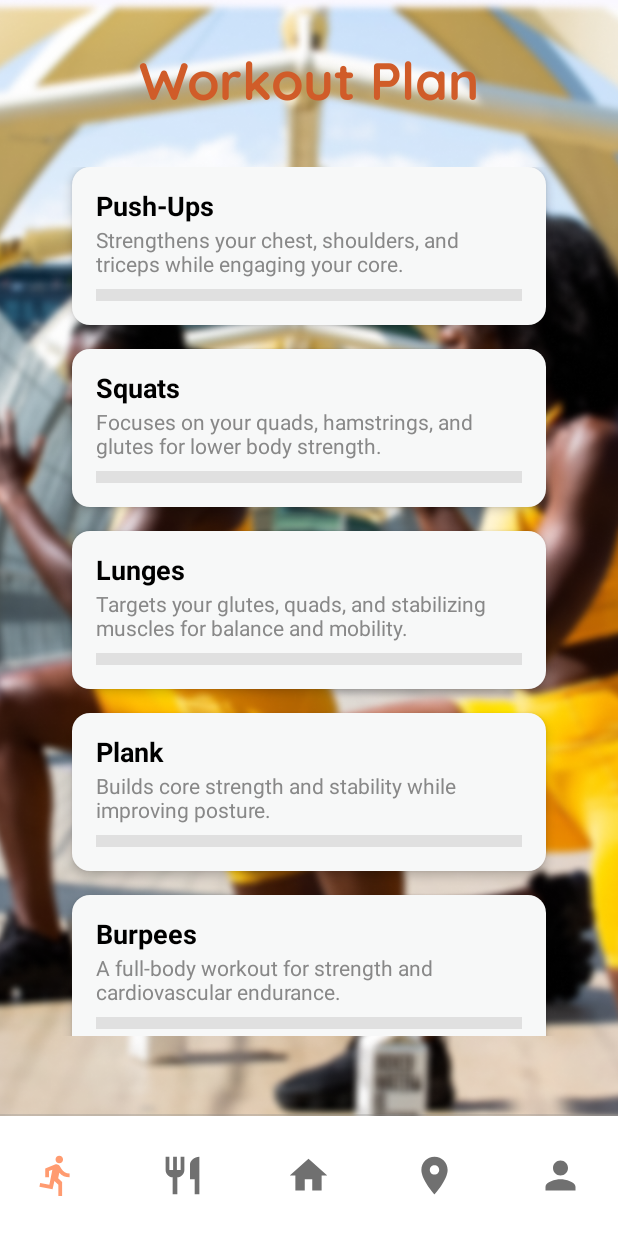
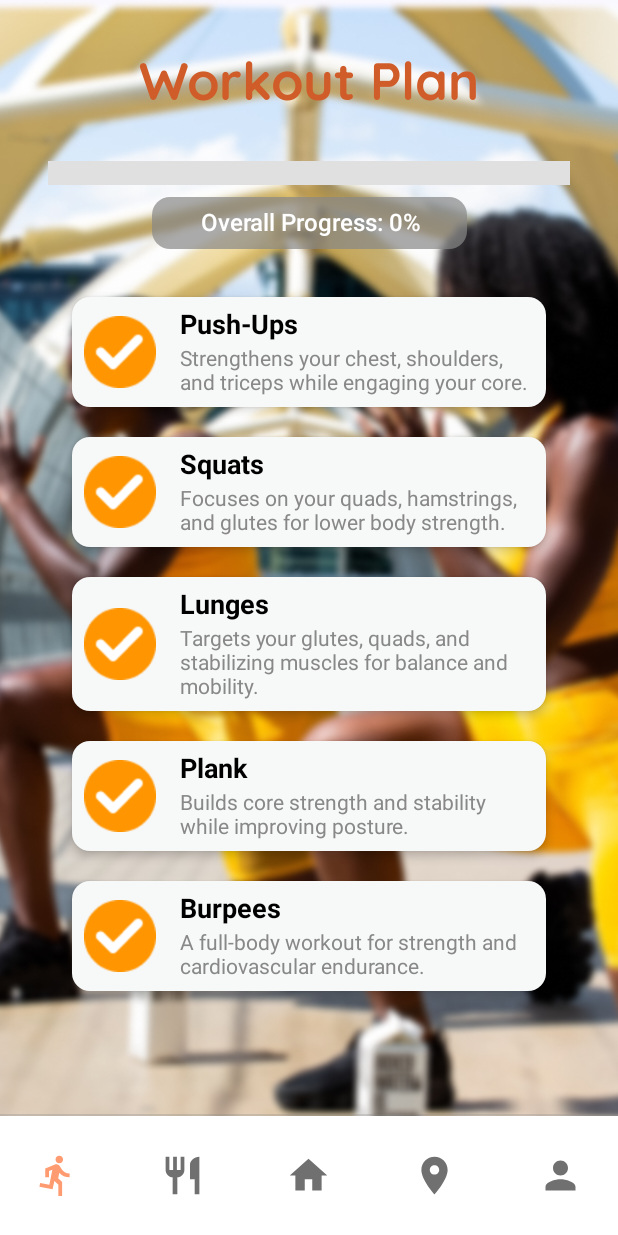
Before and after one commit to fmandaya/CSIS4175_FitLifeBuddy, an Android app built with Jetpack Compose: the WorkoutPlanScreen screen opened through its navigation route, on a phone screen of 412 x 824 dp. Run offline under Robolectric (Android 15) with nearby library versions, the phone set to English and light mode, and no system bars; our stand-ins replace Firebase (no records; nobody signed in at launch, a user with empty details on screens opened directly); 1 statement that could not run was skipped.

Commit message:
updated the workoutplanscreen; still working on overall progress

```diff
--- a/app/build.gradle.kts
+++ b/app/build.gradle.kts
@@ -97,6 +97,8 @@ dependencies {
     implementation("androidx.lifecycle:lifecycle-viewmodel-ktx:2.6.1")
     implementation("androidx.compose.material3:material3:1.2.0-alpha03")
     implementation("androidx.compose.material3:material3:1.2.1")
+    implementation ("androidx.datastore:datastore-preferences:1.0.0")
+
     // Google Maps Compose and Play Services Maps
     implementation("com.google.maps.android:maps-compose:2.11.0")
     implementation("com.google.android.gms:play-services-maps:18.1.0")
--- a/app/src/main/java/com/example/csis4175_f24_fitlifebuddy/MainActivity.kt
+++ b/app/src/main/java/com/example/csis4175_f24_fitlifebuddy/MainActivity.kt
@@ -96,7 +96,8 @@ class MainActivity : ComponentActivity() {
                             HomeScreen(navController = navController)
                         }
                         composable("workout_plan_screen") {
-                            WorkoutPlanScreen(navController = navController)
+                            val userId = auth.currentUser?.uid.orEmpty() // Get the current user's ID
+                            WorkoutPlanScreen(navController = navController, userId = userId)
                         }
                         composable(
                             route = "youtube_player/{videoUrl}/{exerciseName}/{duration}/{description}",
--- a/app/src/main/java/com/example/csis4175_f24_fitlifebuddy/mainScreens/WorkoutPlanScreen.kt
+++ b/app/src/main/java/com/example/csis4175_f24_fitlifebuddy/mainScreens/WorkoutPlanScreen.kt
@@ -1,5 +1,6 @@
 package com.example.csis4175_f24_fitlifebuddy.mainScreens
 
+import android.content.Context
 import android.os.CountDownTimer
 import android.webkit.WebView
 import android.webkit.WebViewClient
@@ -9,33 +10,33 @@ import androidx.compose.foundation.clickable
 import androidx.compose.foundation.layout.*
 import androidx.compose.foundation.lazy.LazyColumn
 import androidx.compose.foundation.lazy.itemsIndexed
+import androidx.compose.foundation.shape.RoundedCornerShape
 import androidx.compose.material3.*
 import androidx.compose.runtime.*
 import androidx.compose.ui.Alignment
 import androidx.compose.ui.Modifier
+import androidx.compose.ui.draw.clip
 import androidx.compose.ui.graphics.Color
-import androidx.compose.ui.graphics.Shader
-import androidx.compose.ui.graphics.graphicsLayer
 import androidx.compose.ui.layout.ContentScale
-import androidx.compose.ui.platform.LocalConfiguration
+import androidx.compose.ui.platform.LocalContext
 import androidx.compose.ui.res.painterResource
 import androidx.compose.ui.text.TextStyle
 import androidx.compose.ui.text.font.Font
 import androidx.compose.ui.text.font.FontFamily
 import androidx.compose.ui.text.font.FontWeight
 import androidx.compose.ui.text.style.TextAlign
-import androidx.compose.ui.tooling.preview.Preview
 import androidx.compose.ui.unit.dp
 import androidx.compose.ui.unit.sp
 import androidx.compose.ui.viewinterop.AndroidView
 import androidx.navigation.NavHostController
-import androidx.navigation.compose.rememberNavController
 import com.example.csis4175_f24_fitlifebuddy.R
 import com.example.csis4175_f24_fitlifebuddy.mainScreens.navigation.BottomNavigationBar
-import com.example.csis4175_f24_fitlifebuddy.ui.theme.FitLifeBuddyTheme
 import java.net.URLDecoder
 import java.net.URLEncoder
 import java.nio.charset.StandardCharsets
+import kotlinx.coroutines.launch
+import com.google.firebase.firestore.FirebaseFirestore
+import kotlinx.coroutines.tasks.await
 
 data class Exercise(
     val name: String,
@@ -44,8 +45,36 @@ data class Exercise(
     val description: String // Description of the exercise
 )
 
+val firestore = FirebaseFirestore.getInstance()
+
+data class ExerciseState(
+    val progress: Float = 0f,
+    val isChecked: Boolean = false
+)
+
+suspend fun saveExerciseState(userId: String, index: Int, state: ExerciseState) {
+    firestore.collection("users")
+        .document(userId)
+        .collection("workoutProgress")
+        .document("exercise_$index")
+        .set(state)
+        .await()
+}
+
+suspend fun loadExerciseState(userId: String, index: Int): ExerciseState {
+    val document = firestore.collection("users")
+        .document(userId)
+        .collection("workoutProgress")
+        .document("exercise_$index")
+        .get()
+        .await()
+
+    return document.toObject(ExerciseState::class.java) ?: ExerciseState()
+}
+
+
 @Composable
-fun WorkoutPlanScreen(navController: NavHostController, modifier: Modifier = Modifier) {
+fun WorkoutPlanScreen(navController: NavHostController, userId: String, modifier: Modifier = Modifier) {
     val exercises = listOf(
         Exercise(
             name = "Push-Ups",
@@ -79,20 +108,34 @@ fun WorkoutPlanScreen(navController: NavHostController, modifier: Modifier = Mod
         )
     )
 
-    // Initialize progress states for each exercise
-    val progressStates = remember { mutableStateListOf(*Array(exercises.size) { 0f }) }
+    val coroutineScope = rememberCoroutineScope()
+    val exerciseStates = remember { mutableStateListOf<ExerciseState>() }
+
+    // Fetch exercise states from Firebase
+    LaunchedEffect(Unit) {
+        exerciseStates.clear()
+        coroutineScope.launch {
+            exercises.indices.forEach { index ->
+                val state = loadExerciseState(userId, index)
+                exerciseStates.add(state)
+            }
+        }
+    }
+
+    // Calculate overall progress
+    val overallProgress = if (exerciseStates.isEmpty()) 0f else {
+        exerciseStates.count { it.isChecked }.toFloat() / exercises.size
+    }
 
     Scaffold(
         containerColor = Color.Transparent,
         bottomBar = { BottomNavigationBar(navController) }
     ) { innerPadding ->
-        Box(
-            modifier = Modifier.fillMaxSize()
-        ) {
+        Box(modifier = Modifier.fillMaxSize()) {
             // Background Image
             Image(
                 painter = painterResource(id = R.drawable.bg_workoutplan),
-                contentDescription = "Background Image",
+                contentDescription = "Workout Plan Background",
                 modifier = Modifier.fillMaxSize(),
                 contentScale = ContentScale.Crop
             )
@@ -103,6 +146,7 @@ fun WorkoutPlanScreen(navController: NavHostController, modifier: Modifier = Mod
                     .padding(innerPadding)
                     .padding(32.dp)
             ) {
+                // Title
                 Text(
                     text = "Workout Plan",
                     style = TextStyle(
@@ -112,24 +156,71 @@ fun WorkoutPlanScreen(navController: NavHostController, modifier: Modifier = Mod
                         color = Color(0xFFD05C29),
                         textAlign = TextAlign.Center
                     ),
+                    modifier = Modifier.fillMaxWidth().padding(bottom = 16.dp)
+                )
+
+                // Overall Progress Bar
+                Column(
+                    modifier = Modifier.fillMaxWidth().padding(vertical = 16.dp),
+                    horizontalAlignment = Alignment.CenterHorizontally
+                ) {
+                    Box(
                         modifier = Modifier
                             .fillMaxWidth()
-                        .padding(bottom = 20.dp)
+                            .height(16.dp)
+                            .background(Color(0xFFE0E0E0))
+                    ) {
+                        Box(
+                            modifier = Modifier
+                                .fillMaxWidth(overallProgress)
+                                .fillMaxHeight()
+                                .background(Color(0xFFFF4E00))
                         )
+                    }
 
+                    Spacer(modifier = Modifier.height(8.dp))
+
+                    Box(
+                        modifier = Modifier
+                            .width(210.dp)
+                            .background(
+                                color = Color.Gray.copy(alpha = 0.7f),
+                                shape = RoundedCornerShape(12.dp)
+                            )
+                            .clip(RoundedCornerShape(12.dp))
+                            .padding(8.dp),
+                        contentAlignment = Alignment.Center
+                    ) {
+                        Text(
+                            text = "Overall Progress: ${(overallProgress * 100).toInt()}%",
+                            style = TextStyle(
+                                fontWeight = FontWeight.Medium,
+                                fontSize = 16.sp,
+                                color = Color.White
+                            ),
+                            textAlign = TextAlign.Center
+                        )
+                    }
+                }
+
+                // Exercise List
                 LazyColumn(
-                    modifier = Modifier
-                        .fillMaxSize()
-                        .padding(16.dp),
-                    verticalArrangement = Arrangement.spacedBy(16.dp)
+                    modifier = Modifier.fillMaxSize().padding(8.dp),
+                    verticalArrangement = Arrangement.spacedBy(4.dp)
                 ) {
                     itemsIndexed(exercises) { index, exercise ->
                         ExerciseItem(
                             exercise = exercise,
-                            progress = progressStates[index],
-                            navController = navController,
-                            onDone = { progressStates[index] = 1f } // Update progress to 100% when done
-                        )
+                            state = exerciseStates.getOrNull(index) ?: ExerciseState(),
+                            index = index,
+                            userId = userId,
+                            navController = navController
+                        ) { newState ->
+                            coroutineScope.launch {
+                                saveExerciseState(userId, index, newState)
+                                exerciseStates[index] = newState
+                            }
+                        }
                     }
                 }
             }
@@ -137,63 +228,79 @@ fun WorkoutPlanScreen(navController: NavHostController, modifier: Modifier = Mod
     }
 }
 
+
 @Composable
 fun ExerciseItem(
     exercise: Exercise,
-    progress: Float,
+    state: ExerciseState,
+    index: Int,
+    userId: String,
     navController: NavHostController,
-    onDone: () -> Unit
+    onExerciseDone: suspend (ExerciseState) -> Unit
 ) {
+    val coroutineScope = rememberCoroutineScope()
+
     Card(
         modifier = Modifier
             .fillMaxWidth()
+            .padding(8.dp),
+        colors = CardDefaults.cardColors(containerColor = Color(0xFFF7F8F8)),
+        shape = RoundedCornerShape(12.dp),
+        elevation = CardDefaults.cardElevation(defaultElevation = 4.dp)
+    ) {
+        Row(
+            verticalAlignment = Alignment.CenterVertically,
+            modifier = Modifier.padding(8.dp)
+        ) {
+            // Check/Uncheck icon based on Firebase state
+            Image(
+                painter = painterResource(if (state.isChecked) R.drawable.check else R.drawable.uncheck),
+                contentDescription = if (state.isChecked) "Checked" else "Unchecked",
+                modifier = Modifier
+                    .size(48.dp)
+                    .clickable(enabled = !state.isChecked) {
+                        coroutineScope.launch {
+                            val updatedState = ExerciseState(progress = 1f, isChecked = true)
+                            onExerciseDone(updatedState)
+                        }
+                    }
+            )
+
+            Spacer(modifier = Modifier.width(16.dp))
+
+            // Exercise Details
+            Column(
+                modifier = Modifier
+                    .weight(1f)
                     .clickable {
                         val encodedUrl = URLEncoder.encode(exercise.videoUrl, StandardCharsets.UTF_8.toString())
                         val encodedDescription = URLEncoder.encode(exercise.description, StandardCharsets.UTF_8.toString())
                         navController.navigate(
                             "youtube_player/$encodedUrl/${exercise.name}/${exercise.duration}/$encodedDescription"
                         )
-            },
-        colors = CardDefaults.cardColors(containerColor = Color(0xFFF7F8F8)),
-        shape = MaterialTheme.shapes.medium,
-        elevation = CardDefaults.cardElevation(defaultElevation = 4.dp)
+                    }
             ) {
-        Column(modifier = Modifier.padding(16.dp)) {
                 Text(
                     text = exercise.name,
-                style = TextStyle(
-                    fontWeight = FontWeight.Bold,
-                    fontSize = 18.sp,
-                    color = Color.Black
-                )
+                    style = TextStyle(fontWeight = FontWeight.Bold, fontSize = 18.sp, color = Color.Black)
                 )
                 Spacer(modifier = Modifier.height(4.dp))
                 Text(
                     text = exercise.description,
-                style = TextStyle(
-                    fontSize = 14.sp,
-                    color = Color.Gray
-                )
-            )
-            Spacer(modifier = Modifier.height(8.dp))
-
-            // Progress Bar
-            Box(
-                modifier = Modifier
-                    .fillMaxWidth()
-                    .height(8.dp)
-                    .background(Color(0xFFE0E0E0)) // Background color
-            ) {
-                Box(
-                    modifier = Modifier
-                        .fillMaxWidth(progress)
-                        .fillMaxHeight()
-                        .background(Color(0xFFD05C29)) // Progress color
+                    style = TextStyle(fontSize = 14.sp, color = Color.Gray)
                 )
             }
         }
     }
 }
+
+
+
+
+
+
+
+
 
 @Composable
 fun YouTubePlayerScreen(
@@ -347,20 +454,6 @@ fun YouTubePlayerScreen(
                     Text(text = "Reset", color = Color.Gray)
                 }
             }
-
-            Spacer(modifier = Modifier.height(20.dp))
-
-            Button(
-                onClick = {
-                    onExerciseDone() // Update progress to 100%
-                    navController.navigateUp()
-                },
-                modifier = Modifier
-                    .fillMaxWidth(0.8f),
-                colors = ButtonDefaults.buttonColors(containerColor = Color(0xFFD05C29))
-            ) {
-                Text(text = "Done", color = Color.White)
         }
     }
 }
-}
```
Also changed, not shown: app/src/main/res/drawable/check.png (added), app/src/main/res/drawable/uncheck.png (added). Lines whose indentation alone changed are shown as unchanged.
